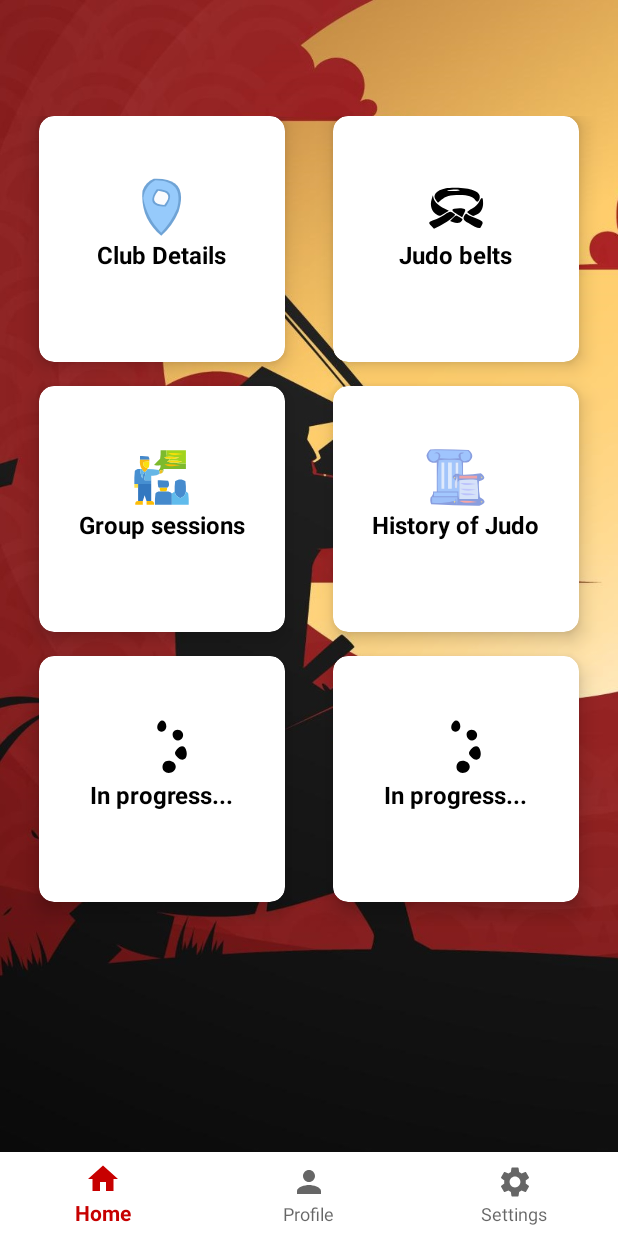
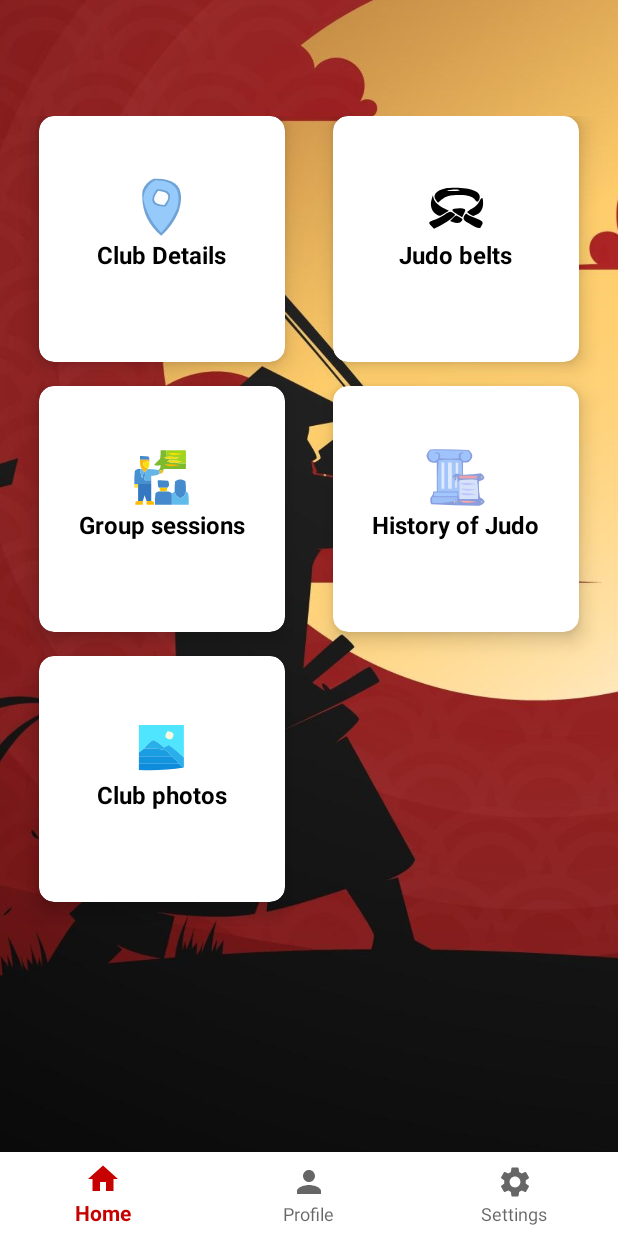
Before and after one commit to SebastianSiclovan/Judo-Interaction-PT, an Android app: the HomeFragment screen opened directly, with no data from a screen before it, on a phone screen of 412 x 824 dp. Run offline under Robolectric (Android 15) with nearby library versions, the phone set to English and light mode, and no system bars; our stand-ins replace Firebase (no records; nobody signed in at launch, a user with empty details on screens opened directly); Roboto replaces fonts that are not available here.

Commit message:
New icons for cardView's Club Photos, Judo History, GroupSessions

```diff
--- a/app/src/main/res/layout/fragment_home.xml
+++ b/app/src/main/res/layout/fragment_home.xml
@@ -226,11 +226,14 @@
                 app:cardElevation="8dp">
 
                 <LinearLayout
+                    android:id="@+id/clubPhotos"
                     android:layout_width="match_parent"
                     android:layout_height="match_parent"
                     android:layout_gravity="center_horizontal"
                     android:layout_margin="16dp"
                     android:background="@color/white"
+                    android:clickable="true"
+                    android:focusable="true"
                     android:orientation="vertical">
 
 
@@ -239,54 +242,13 @@
                         android:layout_height="40dp"
                         android:layout_gravity="center_horizontal"
                         android:layout_marginTop="25dp"
-                        android:src="@drawable/ic_icons8_loading_24"></ImageView>
+                        android:src="@drawable/ic_icons8_image_48"></ImageView>
 
                     <TextView
                         android:layout_width="wrap_content"
                         android:layout_height="38dp"
                         android:layout_gravity="center_horizontal"
-                        android:text="In progress..."
-                        android:textColor="@color/black"
-                        android:textSize="16dp"
-                        android:textStyle="bold"></TextView>
-
-
-                </LinearLayout>
-
-            </androidx.cardview.widget.CardView>
-
-            <androidx.cardview.widget.CardView
-                android:layout_width="70dp"
-                android:layout_height="50dp"
-                android:layout_rowWeight="2"
-                android:layout_columnWeight="2"
-                android:layout_marginLeft="16dp"
-                android:layout_marginRight="16dp"
-                android:layout_marginBottom="16dp"
-                app:cardCornerRadius="10dp"
-                app:cardElevation="8dp">
-
-                <LinearLayout
-                    android:layout_width="match_parent"
-                    android:layout_height="match_parent"
-                    android:layout_gravity="center_horizontal"
-                    android:layout_margin="16dp"
-                    android:background="@color/white"
-                    android:orientation="vertical">
-
-
-                    <ImageView
-                        android:layout_width="60dp"
-                        android:layout_height="40dp"
-                        android:layout_gravity="center_horizontal"
-                        android:layout_marginTop="25dp"
-                        android:src="@drawable/ic_icons8_loading_24"></ImageView>
-
-                    <TextView
-                        android:layout_width="wrap_content"
-                        android:layout_height="38dp"
-                        android:layout_gravity="center_horizontal"
-                        android:text="In progress..."
+                        android:text="Club photos"
                         android:textColor="@color/black"
                         android:textSize="16dp"
                         android:textStyle="bold"></TextView>
@@ -297,6 +259,8 @@
             </androidx.cardview.widget.CardView>
 
 
+
+
         </GridLayout>
     </LinearLayout>
 </RelativeLayout>
```
